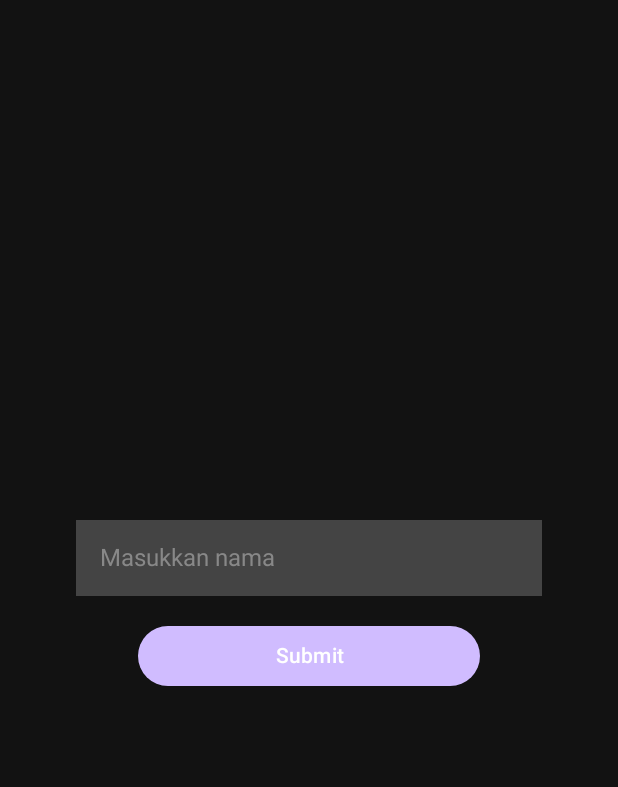
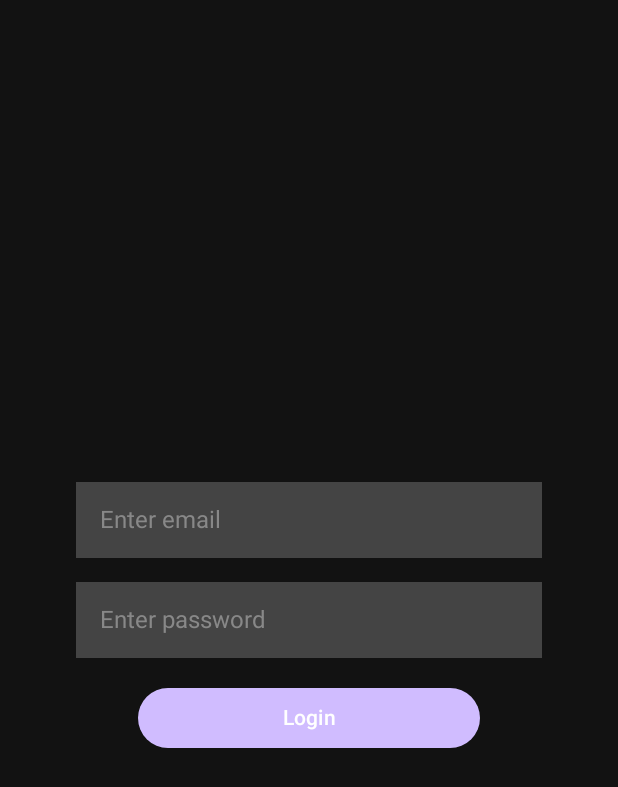
Before and after one commit to Sonia06-cat/ProjectPAPB, an Android app built with Jetpack Compose: the screen it shows after launch (MainActivity), on a phone screen of 412 x 824 dp. Shown: the top 787 px of the screen. Run offline under Robolectric (Android 15) with nearby library versions, the phone set to English and light mode, and no system bars; our stand-ins replace Firebase (no records; nobody signed in at launch, a user with empty details on screens opened directly).

Commit message:
https://github.com/Sonia06-cat/Project-PAPB.git

```diff
--- a/app/src/main/java/com/tifd/projectpapb/MainActivity.kt
+++ b/app/src/main/java/com/tifd/projectpapb/MainActivity.kt
@@ -1,9 +1,12 @@
 package com.tifd.projectpapb
 
+import android.content.Intent
 import android.os.Bundle
+import android.widget.Toast
 import androidx.activity.ComponentActivity
 import androidx.activity.compose.setContent
 import androidx.compose.foundation.background
+import androidx.compose.foundation.gestures.detectTapGestures
 import androidx.compose.foundation.layout.*
 import androidx.compose.foundation.text.BasicTextField
 import androidx.compose.material3.*
@@ -11,31 +14,40 @@ import androidx.compose.runtime.*
 import androidx.compose.ui.Alignment
 import androidx.compose.ui.Modifier
 import androidx.compose.ui.graphics.Color
+import androidx.compose.ui.graphics.RectangleShape
+import androidx.compose.ui.input.pointer.pointerInput
+import androidx.compose.ui.platform.LocalContext
+import androidx.compose.ui.text.TextStyle
 import androidx.compose.ui.text.input.TextFieldValue
 import androidx.compose.ui.text.style.TextAlign
 import androidx.compose.ui.unit.dp
 import androidx.compose.ui.unit.sp
-import androidx.compose.ui.graphics.RectangleShape
-import androidx.compose.ui.tooling.preview.Preview
+import com.google.firebase.auth.FirebaseAuth
 
 class MainActivity : ComponentActivity() {
+    private lateinit var auth: FirebaseAuth
+
     override fun onCreate(savedInstanceState: Bundle?) {
         super.onCreate(savedInstanceState)
+
+        auth = FirebaseAuth.getInstance()
+
         setContent {
-            MyApp()
+            MyApp(auth)
         }
     }
 }
 
 @Composable
-fun MyApp() {
-    var name by remember { mutableStateOf(TextFieldValue("")) }
-    var submittedName by remember { mutableStateOf("") }
+fun MyApp(auth: FirebaseAuth) {
+    var email by remember { mutableStateOf(TextFieldValue("")) }
+    var password by remember { mutableStateOf(TextFieldValue("")) }
+    val context = LocalContext.current
 
     Box(
         modifier = Modifier
             .fillMaxSize()
-            .background(Color(0xFF121212)) // Background color
+            .background(Color(0xFF121212))
     ) {
         Column(
             modifier = Modifier
@@ -44,21 +56,17 @@ fun MyApp() {
             horizontalAlignment = Alignment.CenterHorizontally,
             verticalArrangement = Arrangement.Center
         ) {
-            // Input field
             BasicTextField(
-                value = name,
-                onValueChange = { name = it },
+                value = email,
+                onValueChange = { email = it },
                 modifier = Modifier
                     .background(Color.DarkGray, RectangleShape)
                     .padding(16.dp)
                     .fillMaxWidth(0.8f),
+                textStyle = TextStyle(color = Color.White, fontSize = 16.sp),
                 decorationBox = { innerTextField ->
-                    if (name.text.isEmpty()) {
-                        Text(
-                            text = "Masukkan nama",
-                            color = Color.Gray,
-                            fontSize = 16.sp
-                        )
+                    if (email.text.isEmpty()) {
+                        Text(text = "Enter email", color = Color.Gray, fontSize = 16.sp)
                     }
                     innerTextField()
                 }
@@ -66,33 +74,43 @@ fun MyApp() {
 
             Spacer(modifier = Modifier.height(16.dp))
 
-            // Submit Button
-            Button(
-                onClick = {
-                    submittedName = name.text  // Save the submitted name
-                },
-                colors = ButtonDefaults.buttonColors(containerColor = Color(0xFFD0BCFF)),
-                modifier = Modifier.fillMaxWidth(0.6f)
-            ) {
-                Text("Submit", textAlign = TextAlign.Center)
-            }
+            BasicTextField(
+                value = password,
+                onValueChange = { password = it },
+                modifier = Modifier
+                    .background(Color.DarkGray, RectangleShape)
+                    .padding(16.dp)
+                    .fillMaxWidth(0.8f),
+                textStyle = TextStyle(color = Color.White, fontSize = 16.sp),
+                decorationBox = { innerTextField ->
+                    if (password.text.isEmpty()) {
+                        Text(text = "Enter password", color = Color.Gray, fontSize = 16.sp)
+                    }
+                    innerTextField()
+                }
+            )
 
             Spacer(modifier = Modifier.height(16.dp))
 
-            // Display submitted name
-            if (submittedName.isNotEmpty()) {
-                Text(
-                    text = " $submittedName",
-                    color = Color.White,
-                    fontSize = 18.sp
-                )
+            Button(
+                onClick = {
+                    auth.signInWithEmailAndPassword(email.text, password.text)
+                        .addOnCompleteListener { task ->
+                            if (task.isSuccessful) {
+                                val intent = Intent(context, ListActivity::class.java)
+                                context.startActivity(intent)
+                            } else {
+                                Toast.makeText(context, "Login failed: ${task.exception?.message}", Toast.LENGTH_SHORT).show()
+                            }
+                        }
+                },
+                colors = ButtonDefaults.buttonColors(
+                    containerColor = Color(0xFFD0BCFF)
+                ),
+                modifier = Modifier.fillMaxWidth(0.6f)
+            ) {
+                Text("Login", textAlign = TextAlign.Center)
             }
         }
     }
 }
-
-@Preview(showBackground = true)
-@Composable
-fun DefaultPreview() {
-    MyApp()
-}
--- a/build.gradle.kts
+++ b/build.gradle.kts
@@ -3,4 +3,6 @@ plugins {
     alias(libs.plugins.android.application) apply false
     alias(libs.plugins.kotlin.android) apply false
     alias(libs.plugins.kotlin.compose) apply false
+    alias(libs.plugins.google.gms.google.services) apply false
+
 }
```
Also changed, not shown: app/build.gradle.kts (+8 -0 lines), app/src/main/AndroidManifest.xml (+10 -1 lines), app/src/main/java/com/tifd/projectpapb/ListActivity.kt (added, +73 -0 lines), gradle/libs.versions.toml (+10 -0 lines), 2 other files.
